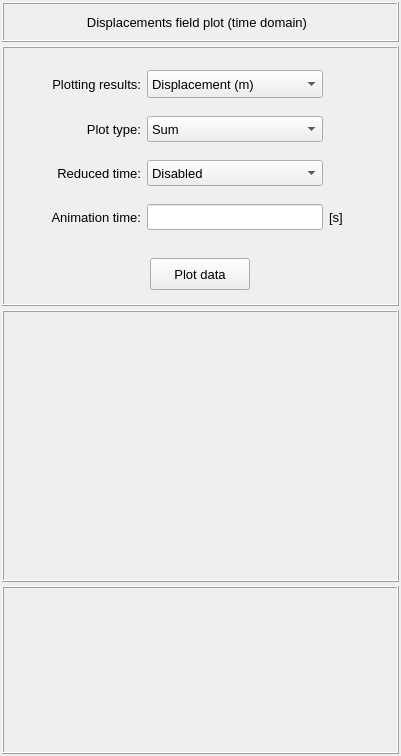
First picture: the form in vibra/interface/data/ui_files/plots/structural/displacements_time_domain_3d_plot_inputs.ui, repository MOPT-UFSC/VIBRA, before the edit.
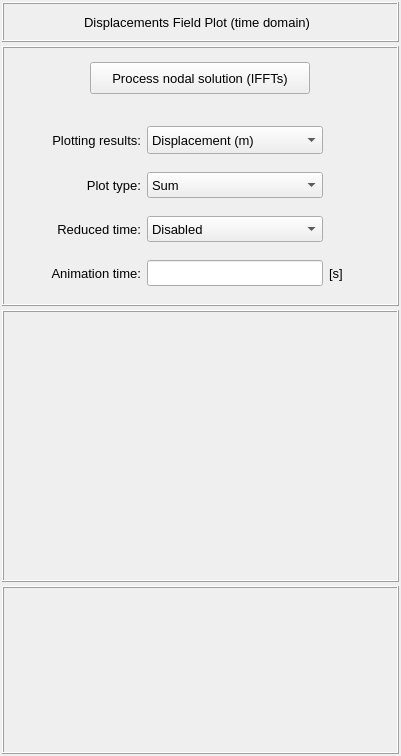
Second picture: the form after the edit.

Patch:
```diff
--- a/vibra/interface/data/ui_files/plots/structural/displacements_time_domain_3d_plot_inputs.ui
+++ b/vibra/interface/data/ui_files/plots/structural/displacements_time_domain_3d_plot_inputs.ui
@@ -141,8 +141,8 @@
           <property name="spacing">
            <number>4</number>
           </property>
-          <item row="0" column="0">
-           <widget class="QFrame" name="frame_4">
+          <item row="1" column="0">
+           <widget class="QFrame" name="frame_plot_controls">
             <property name="minimumSize">
              <size>
               <width>0</width>
@@ -507,7 +507,7 @@
             </layout>
            </widget>
           </item>
-          <item row="1" column="0">
+          <item row="0" column="0">
            <widget class="QFrame" name="frame_3">
             <property name="minimumSize">
              <size>
@@ -547,13 +547,13 @@
               <widget class="QPushButton" name="pushButton_plot_data">
                <property name="minimumSize">
                 <size>
-                 <width>100</width>
+                 <width>200</width>
                  <height>32</height>
                 </size>
                </property>
                <property name="maximumSize">
                 <size>
-                 <width>100</width>
+                 <width>220</width>
                  <height>32</height>
                 </size>
                </property>
@@ -566,7 +566,7 @@
                 <string notr="true"/>
                </property>
                <property name="text">
-                <string>Plot data</string>
+                <string>Process nodal solution (IFFTs)</string>
                </property>
                <property name="flat">
                 <bool>false</bool>
@@ -644,7 +644,7 @@
              <enum>QFrame::Shadow::Raised</enum>
             </property>
             <property name="text">
-             <string>Displacements field plot (time domain)</string>
+             <string>Displacements Field Plot (time domain)</string>
             </property>
             <property name="textFormat">
              <enum>Qt::TextFormat::AutoText</enum>
```
Left out of the diff: 2 changed lines with no effect on the pictures.
